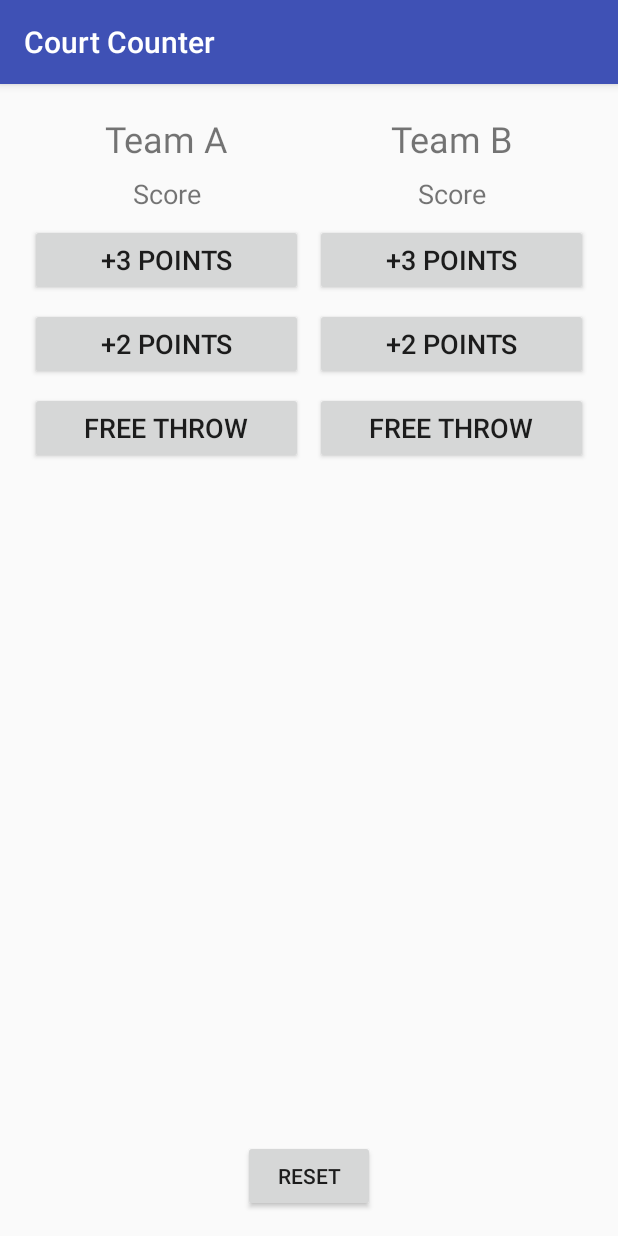
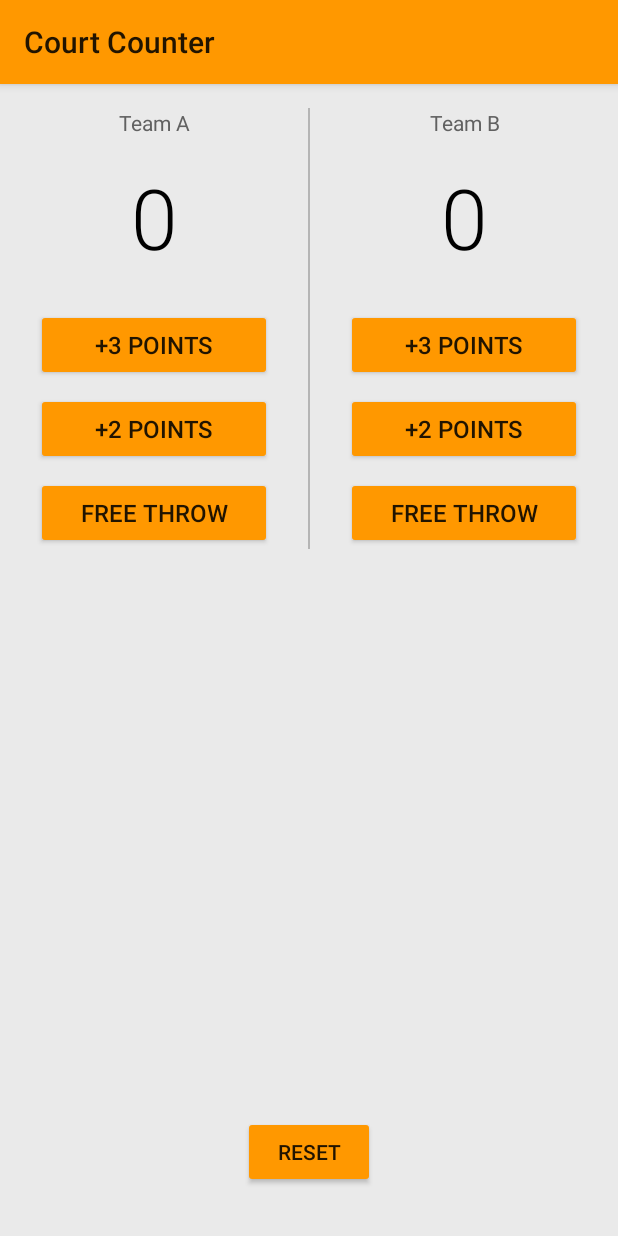
Before and after one commit to estcla/court-counter, an Android app: the screen it shows after launch (MainActivity), on a phone screen of 412 x 824 dp. Run offline under Robolectric (Android 15) with nearby library versions, the phone set to English and light mode, and no system bars.

Commit message:
Add suggested styling.

```diff
--- a/app/src/main/res/layout/activity_main.xml
+++ b/app/src/main/res/layout/activity_main.xml
@@ -3,15 +3,14 @@
     xmlns:tools="http://schemas.android.com/tools"
     android:layout_width="match_parent"
     android:layout_height="match_parent"
-    android:paddingBottom="@dimen/activity_vertical_margin"
-    android:paddingLeft="@dimen/activity_horizontal_margin"
-    android:paddingRight="@dimen/activity_horizontal_margin"
-    android:paddingTop="@dimen/activity_vertical_margin"
-    tools:context="la.estc.courtcounter.MainActivity">
+    tools:context="la.estc.courtcounter.MainActivity"
+    android:background="#eaeaea"
+    android:paddingBottom="32dp">
 
     <LinearLayout
         android:layout_width="match_parent"
         android:layout_height="wrap_content"
+        android:layout_marginTop="16dp"
         android:baselineAligned="false"
         android:orientation="horizontal"
         android:weightSum="2">
@@ -19,6 +18,8 @@
         <LinearLayout
             android:layout_width="0dp"
             android:layout_height="wrap_content"
+            android:layout_marginLeft="24dp"
+            android:layout_marginRight="24dp"
             android:layout_weight="1"
             android:baselineAligned="false"
             android:orientation="vertical">
@@ -26,106 +27,114 @@
             <TextView
                 android:layout_width="match_parent"
                 android:layout_height="wrap_content"
+                android:fontFamily="sans-serif"
                 android:gravity="center"
-                android:padding="4dp"
                 android:text="Team A"
-                android:textSize="24sp" />
+                android:layout_marginBottom="16dp"
+                android:textColor="#616161"
+                android:textSize="14sp"
+                />
 
             <TextView
                 android:id="@+id/team_a_score"
                 android:layout_width="match_parent"
                 android:layout_height="wrap_content"
+                android:layout_marginBottom="24dp"
+                android:fontFamily="sans-serif-light"
                 android:gravity="center"
-                android:padding="4dp"
-                android:text="Score"
-                android:textSize="18sp" />
+                android:text="0"
+                android:textColor="#000000"
+                android:textSize="56sp"
+                />
 
             <Button
                 android:id="@+id/add_three_a"
+                android:onClick="addThreeA"
                 android:layout_width="match_parent"
                 android:layout_height="wrap_content"
-                android:layout_margin="4dp"
-                android:minHeight="48dp"
-                android:onClick="addThreeA"
-                android:padding="4dp"
+                android:layout_marginBottom="8dp"
                 android:text="+3 Points"
-                android:textSize="18sp" />
+                android:textSize="16sp" />
 
             <Button
                 android:id="@+id/add_two_a"
                 android:layout_width="match_parent"
                 android:layout_height="wrap_content"
-                android:layout_margin="4dp"
                 android:onClick="addTwoA"
-                android:padding="4dp"
+                android:layout_marginBottom="8dp"
                 android:text="+2 Points"
-                android:textSize="18sp" />
+                android:textSize="16sp" />
 
             <Button
                 android:id="@+id/free_throw_a"
                 android:layout_width="match_parent"
-                android:layout_height="wrap_content"
-                android:layout_margin="4dp"
+                android:layout_height="48dp"
                 android:onClick="freeThrowA"
-                android:padding="4dp"
                 android:text="Free Throw"
-                android:textSize="18sp" />
+                android:textSize="16sp" />
         </LinearLayout>
 
+        <View
+            android:layout_width="1dp"
+            android:layout_height="match_parent"
+            android:background="#b5b5b5">
+        </View>
 
         <LinearLayout
             android:layout_width="0dp"
             android:layout_height="wrap_content"
+            android:layout_marginLeft="24dp"
+            android:layout_marginRight="24dp"
             android:layout_weight="1"
             android:baselineAligned="false"
-            android:orientation="vertical">
+            android:orientation="vertical" >
 
             <TextView
                 android:layout_width="match_parent"
                 android:layout_height="wrap_content"
+                android:fontFamily="sans-serif"
                 android:gravity="center"
-                android:padding="4dp"
                 android:text="Team B"
-                android:textSize="24sp" />
+                android:layout_marginBottom="16dp"
+                android:textColor="#616161"
+                android:textSize="14sp" />
 
             <TextView
                 android:id="@+id/team_b_score"
                 android:layout_width="match_parent"
                 android:layout_height="wrap_content"
+                android:layout_marginBottom="24dp"
+                android:fontFamily="sans-serif-light"
                 android:gravity="center"
-                android:padding="4dp"
-                android:text="Score"
-                android:textSize="18sp" />
+                android:text="0"
+                android:textColor="#000000"
+                android:textSize="56sp" />
 
             <Button
                 android:id="@+id/add_three_b"
                 android:layout_width="match_parent"
                 android:layout_height="wrap_content"
-                android:layout_margin="4dp"
                 android:onClick="addThreeB"
-                android:padding="4dp"
+                android:layout_marginBottom="8dp"
                 android:text="+3 Points"
-                android:textSize="18sp" />
+                android:textSize="16sp"  />
 
             <Button
                 android:id="@+id/add_two_b"
                 android:layout_width="match_parent"
                 android:layout_height="wrap_content"
-                android:layout_margin="4dp"
                 android:onClick="addTwoB"
-                android:padding="4dp"
                 android:text="+2 Points"
-                android:textSize="18sp" />
+                android:layout_marginBottom="8dp"
+                android:textSize="16sp"  />
 
             <Button
                 android:id="@+id/free_throw_b"
                 android:layout_width="match_parent"
                 android:layout_height="wrap_content"
-                android:layout_margin="4dp"
                 android:onClick="freeThrowB"
-                android:padding="4dp"
                 android:text="Free Throw"
-                android:textSize="18sp" />
+                android:textSize="16sp" />
         </LinearLayout>
 
     </LinearLayout>
@@ -142,8 +151,7 @@
             android:layout_width="wrap_content"
             android:layout_height="wrap_content"
             android:onClick="reset"
-            android:text="Reset"
-             />
+            android:text="Reset" />
     </RelativeLayout>
 
 </RelativeLayout>
--- a/app/src/main/res/values/styles.xml
+++ b/app/src/main/res/values/styles.xml
@@ -1,11 +1,9 @@
 <resources>
-
     <!-- Base application theme. -->
-    <style name="AppTheme" parent="Theme.AppCompat.Light.DarkActionBar">
-        <!-- Customize your theme here. -->
-        <item name="colorPrimary">@color/colorPrimary</item>
-        <item name="colorPrimaryDark">@color/colorPrimaryDark</item>
-        <item name="colorAccent">@color/colorAccent</item>
+    <style name="AppTheme" parent="Theme.AppCompat.Light">
+        <!-- Primary theme color of the app (sets background color of app bar) -->
+        <item name="colorPrimary">#FF9800</item>
+        <!-- Background color of buttons in the app -->
+        <item name="colorButtonNormal">#FF9800</item>
     </style>
-
 </resources>
```
